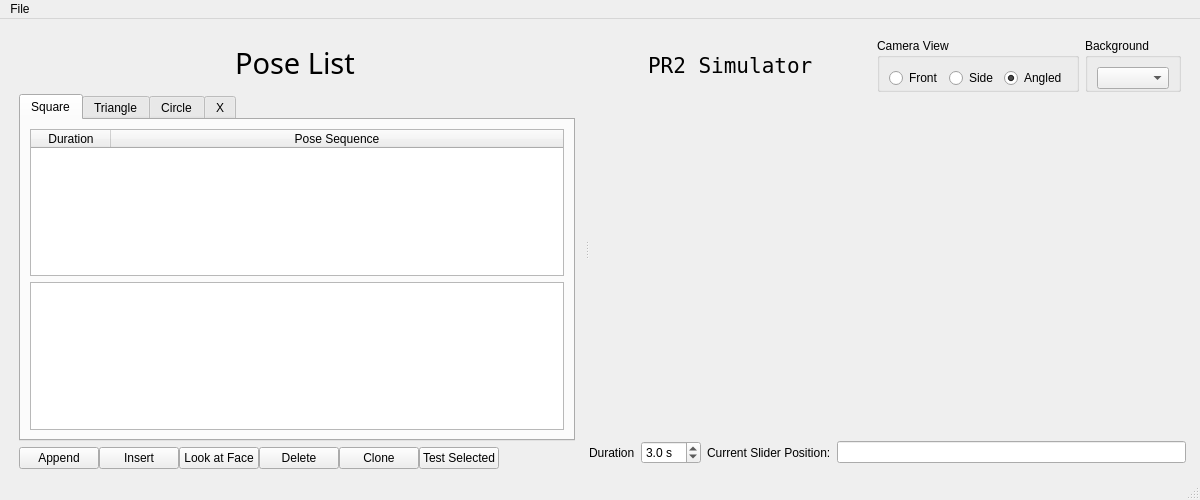
Qt form slider_gui/src/slider_simple.ui (PR2/pr2_hack_the_future) before a commit.
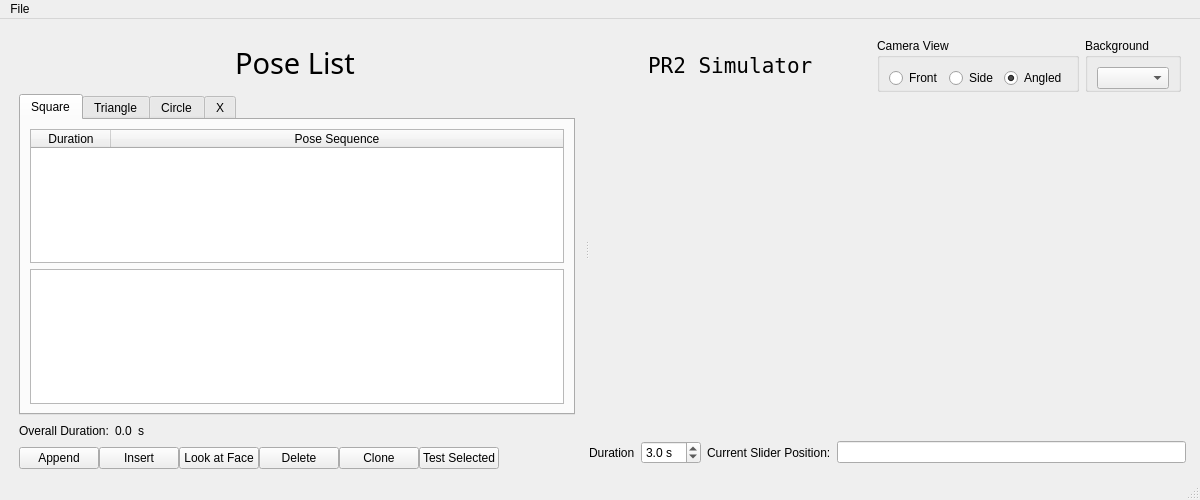
The same form after that commit.

Commit message: displayed overall duration of sequence (#23)

```diff
--- a/slider_gui/src/slider_simple.ui
+++ b/slider_gui/src/slider_simple.ui
@@ -235,6 +235,53 @@
           </widget>
          </widget>
         </item>
+        <item>
+         <layout class="QHBoxLayout" name="horizontalLayout_5">
+          <item>
+           <widget class="QLabel" name="sequence_duration_prefix_label">
+            <property name="locale">
+             <locale language="English" country="UnitedStates"/>
+            </property>
+            <property name="text">
+             <string>Overall Duration:</string>
+            </property>
+           </widget>
+          </item>
+          <item>
+           <widget class="QLabel" name="sequence_duration_label">
+            <property name="locale">
+             <locale language="English" country="UnitedStates"/>
+            </property>
+            <property name="text">
+             <string>0.0</string>
+            </property>
+           </widget>
+          </item>
+          <item>
+           <widget class="QLabel" name="sequence_duration_suffix_label">
+            <property name="locale">
+             <locale language="English" country="UnitedStates"/>
+            </property>
+            <property name="text">
+             <string>s</string>
+            </property>
+           </widget>
+          </item>
+          <item>
+           <spacer name="horizontalSpacer_5">
+            <property name="orientation">
+             <enum>Qt::Horizontal</enum>
+            </property>
+            <property name="sizeHint" stdset="0">
+             <size>
+              <width>40</width>
+              <height>20</height>
+             </size>
+            </property>
+           </spacer>
+          </item>
+         </layout>
+        </item>
         <item>
          <layout class="QHBoxLayout" name="horizontalLayout_36">
           <property name="spacing">
```
The commit also changes 3 other files.
